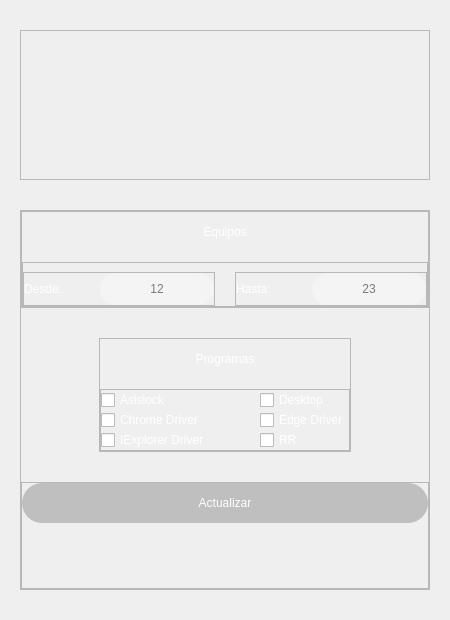
Above: menu/menu.ui from oscarfgutierrezo/actualizar_asislock before the change. Below: the same form after it.
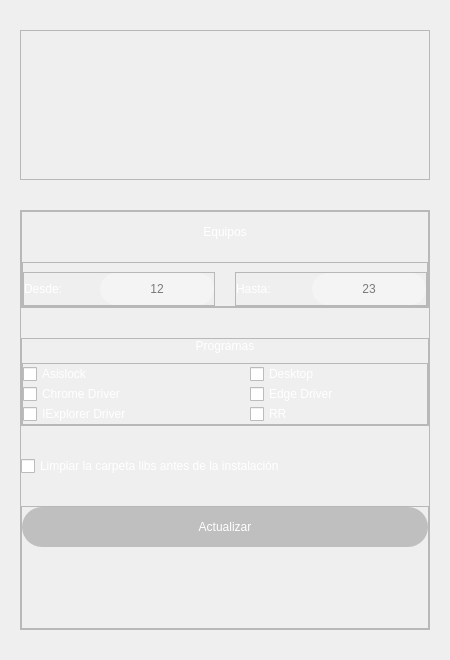
That is the form after the change. Icons and pictures are not drawn.

Commit message: Add: opcion limpiar libs, ventana reporte resultados

Patch:
```diff
--- a/menu/menu.ui
+++ b/menu/menu.ui
@@ -7,19 +7,19 @@
     <x>0</x>
     <y>0</y>
     <width>450</width>
-    <height>620</height>
+    <height>660</height>
    </rect>
   </property>
   <property name="minimumSize">
    <size>
     <width>450</width>
-    <height>620</height>
+    <height>660</height>
    </size>
   </property>
   <property name="maximumSize">
    <size>
     <width>450</width>
-    <height>620</height>
+    <height>660</height>
    </size>
   </property>
   <property name="windowTitle">
@@ -350,7 +350,7 @@
          </layout>
         </widget>
        </item>
-       <item alignment="Qt::AlignHCenter">
+       <item>
         <widget class="QFrame" name="programas">
          <property name="sizePolicy">
           <sizepolicy hsizetype="Preferred" vsizetype="Maximum">
@@ -358,6 +358,9 @@
            <verstretch>0</verstretch>
           </sizepolicy>
          </property>
+         <property name="styleSheet">
+          <string notr="true"/>
+         </property>
          <property name="frameShape">
           <enum>QFrame::StyledPanel</enum>
          </property>
@@ -382,18 +385,6 @@
           </property>
           <item>
            <widget class="QLabel" name="programasTitulo">
-            <property name="minimumSize">
-             <size>
-              <width>0</width>
-              <height>40</height>
-             </size>
-            </property>
-            <property name="maximumSize">
-             <size>
-              <width>16777215</width>
-              <height>40</height>
-             </size>
-            </property>
             <property name="styleSheet">
              <string notr="true">font: 24pt &quot;Arial&quot;;
 color: rgb(255, 255, 255);</string>
@@ -544,6 +535,34 @@
          </layout>
         </widget>
        </item>
+       <item>
+        <widget class="QCheckBox" name="limpiarLibs_check">
+         <property name="sizePolicy">
+          <sizepolicy hsizetype="Minimum" vsizetype="Fixed">
+           <horstretch>0</horstretch>
+           <verstretch>0</verstretch>
+          </sizepolicy>
+         </property>
+         <property name="minimumSize">
+          <size>
+           <width>408</width>
+           <height>0</height>
+          </size>
+         </property>
+         <property name="whatsThis">
+          <string>&lt;html&gt;&lt;head/&gt;&lt;body&gt;&lt;p&gt;KASDJKLASJDALKDJASKLD&lt;/p&gt;&lt;p&gt;LAKSJDLKASJDLASKD&lt;/p&gt;&lt;/body&gt;&lt;/html&gt;</string>
+         </property>
+         <property name="autoFillBackground">
+          <bool>false</bool>
+         </property>
+         <property name="styleSheet">
+          <string notr="true">font: 14pt &quot;Arial&quot;;</string>
+         </property>
+         <property name="text">
+          <string>Limpiar la carpeta libs antes de la instalación</string>
+         </property>
+        </widget>
+       </item>
        <item>
         <widget class="QFrame" name="submit">
          <property name="frameShape">
```
The commit also changes 8 other files.
